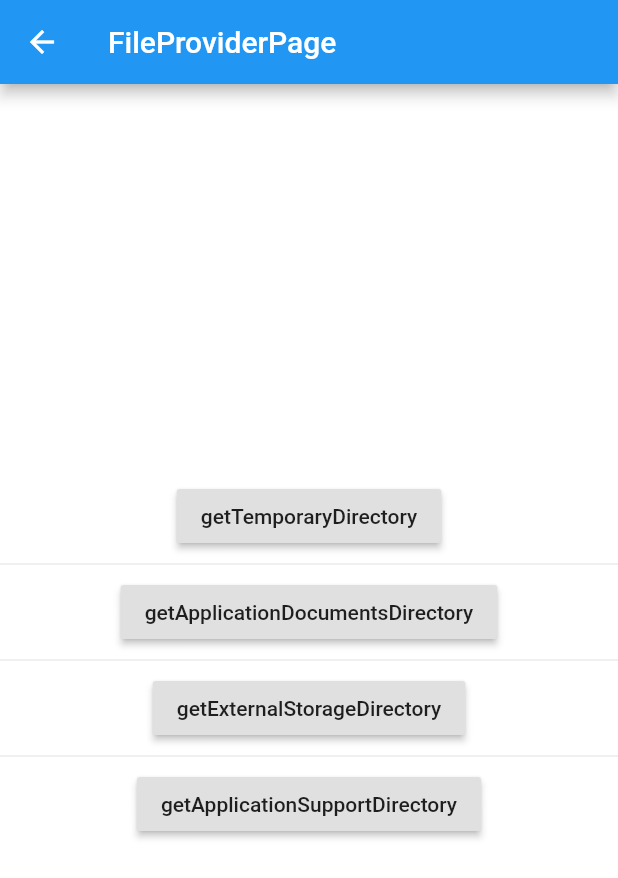
After one commit to dreamCC/app_for_flutter, a Flutter app: the PathProviderPage screen opened directly, on a phone screen of 412 x 824 dp. The commit adds this screen. Shown: the top 878 px of the screen. Run offline on Flutter 3.47's test engine with Material 2 defaults, Android fonts, the phone set to English and light mode, and no system bars; our stand-ins replace cached_network_image, chewie, device_info, dio, event_bus, geolocator and 4 more; missing offline and left inert: flutter_webview_plugin; accounts and stored records are empty; generated files the repository leaves out were written again.

Commit message:
新增文件

```diff
--- a/app_for_fluuter/lib/servicePage/SystermKnowledge/SysUtil/sys_util_page.dart
+++ b/app_for_fluuter/lib/servicePage/SystermKnowledge/SysUtil/sys_util_page.dart
@@ -6,6 +6,7 @@ import 'regex_page.dart';
 import 'root_bundle_page.dart';
 import 'stream_controller.dart';
 import 'widget_key_page.dart';
+import 'dart_io_page.dart';
 
 
 class SysUtilPage extends StatefulWidget {
@@ -19,7 +20,7 @@ class SysUtilPage extends StatefulWidget {
 class _SysUtilPageState extends State<SysUtilPage> {
 
   List<String> _list = ["HttpPage","InheritedPage","RegexPage","RootBundlePage","StreamControllerPage","WidgetKeyPage",
-    "","",""];
+    "DartIoPage","",""];
 
 
   @override
@@ -45,6 +46,8 @@ class _SysUtilPageState extends State<SysUtilPage> {
                   Navigator.of(context).push(MaterialPageRoute(builder: (context) => StreamControllerPage()));
                 }if(index == 5){
                   Navigator.of(context).push(MaterialPageRoute(builder: (context) => WidgetKeyPage()));
+                }if(index == 6){
+                  Navigator.of(context).push(MaterialPageRoute(builder: (context) => DartIoPage()));
                 }else {
 
 
--- /dev/null
+++ b/app_for_fluuter/lib/servicePage/plugin/path_provider_page.dart
@@ -0,0 +1,62 @@
+
+import 'package:flutter/material.dart';
+import 'package:path_provider/path_provider.dart';
+import 'dart:io';
+
+class PathProviderPage extends StatefulWidget {
+
+  @override
+  State<StatefulWidget> createState() {
+    return _FileProviderPage();
+  }
+}
+
+class _FileProviderPage extends State<PathProviderPage> {
+
+  @override
+  Widget build(BuildContext context) {
+    return Scaffold(
+      appBar: AppBar(
+        title: Text("FileProviderPage"),
+      ),
+      body: Column(
+        mainAxisAlignment: MainAxisAlignment.center,
+        children: <Widget>[
+          RaisedButton(
+              onPressed: () async{
+                Directory directory = await getTemporaryDirectory();
+                print(directory.path);
+
+              },
+            child: Text('getTemporaryDirectory'),
+          ),
+          Divider(),
+          RaisedButton(
+            onPressed: () async{
+              Directory directory = await getApplicationDocumentsDirectory();
+              print(directory.path);
+            },
+            child: Text('getApplicationDocumentsDirectory'),
+          ),
+          Divider(),
+          RaisedButton(
+            onPressed: () async{
+              Directory directory = await getExternalStorageDirectory();
+              print(directory.path);
+            },
+            child: Text('getExternalStorageDirectory'),
+          ),
+          Divider(),
+          RaisedButton(
+            onPressed: () async{
+              Directory directory = await getApplicationSupportDirectory();
+              print(directory.path);
+            },
+            child: Text('getApplicationSupportDirectory'),
+          )
+        ],
+      ),
+
+    );
+  }
+}
--- a/app_for_fluuter/lib/servicePage/plugin/pluginPage.dart
+++ b/app_for_fluuter/lib/servicePage/plugin/pluginPage.dart
@@ -8,6 +8,7 @@ import 'video_player_page.dart';
 import 'web_view_plugin_page.dart';
 import 'bmprogresshud_page.dart';
 import 'cache_image_page.dart';
+import 'path_provider_page.dart';
 
 class PluginPage extends StatefulWidget {
 
@@ -20,7 +21,7 @@ class PluginPage extends StatefulWidget {
 class _PluginPageState extends State<PluginPage> {
 
   List<String> _list = ["DioPage","EventBus","LocationPage","UrlLaunchPage","Video_Player","WebViewPluginPage",
-    "BMProgressHudPage","CacheImagePage",""];
+    "BMProgressHudPage","CacheImagePage","PathProviderPage",""];
 
 
   @override
@@ -50,6 +51,8 @@ class _PluginPageState extends State<PluginPage> {
                   Navigator.of(context).push(MaterialPageRoute(builder: (context) => BMProgressHudPage()));
                 }if(index == 7){
                   Navigator.of(context).push(MaterialPageRoute(builder: (context) => CacheImagePage()));
+                }if(index == 8){
+                  Navigator.of(context).push(MaterialPageRoute(builder: (context) => PathProviderPage()));
                 }else {
 
 
```
Also changed, not shown: app_for_fluuter/lib/servicePage/SystermKnowledge/SysUtil/dart_io_page.dart (added, +42 -0 lines).
